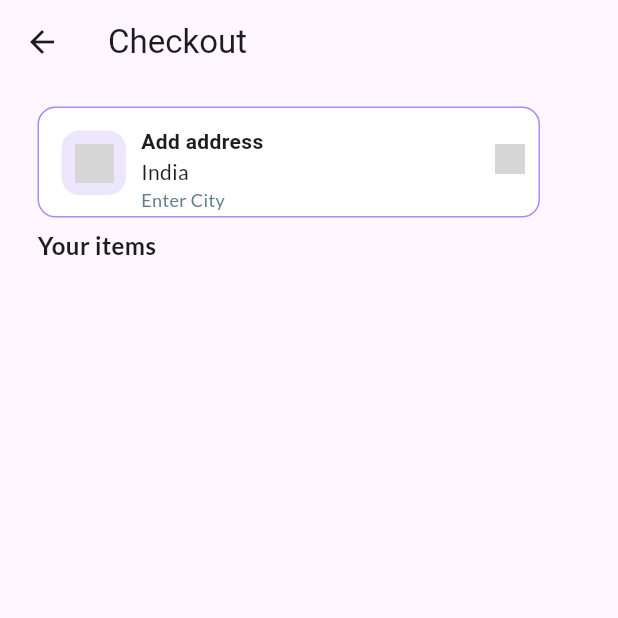
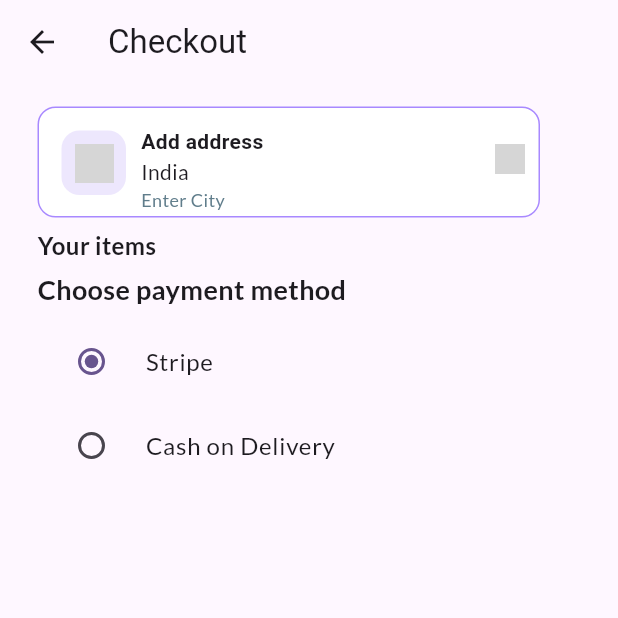
Before and after one commit to Shamimkhan1406/Cartify, a Flutter app: the CheckoutScreen screen opened directly, on a phone screen of 412 x 824 dp, the top half of it. Run offline on Flutter 3.47's test engine with Material 3 defaults, Android fonts, the phone set to English and light mode, and no system bars; our stand-ins replace flutter_dotenv, flutter_riverpod, google_fonts, shared_preferences; accounts and stored records are empty; network calls fail; grey boxes are pictures that could not be loaded.

Commit message:
payment method option

```diff
--- a/lib/views/screens/detail/screens/checkout_screen.dart
+++ b/lib/views/screens/detail/screens/checkout_screen.dart
@@ -11,6 +11,7 @@ class CheckoutScreen extends ConsumerStatefulWidget {
 }
 
 class _CheckoutScreenState extends ConsumerState<CheckoutScreen> {
+  String selectedPaymentMethod = 'stripe'; // Default payment method
   @override
   Widget build(BuildContext context) {
     // Fetch the cart items from the cart provider
@@ -290,6 +291,48 @@ class _CheckoutScreenState extends ConsumerState<CheckoutScreen> {
                   },
                 ),
               ),
+              //SizedBox(height: 10),
+              Text(
+                'Choose payment method',
+                style: GoogleFonts.lato(
+                  fontSize: 18,
+                  fontWeight: FontWeight.bold,
+                  height: 1.1,
+                ),
+              ),
+              SizedBox(height: 10),
+              RadioListTile<String>(
+                title: Text(
+                  'Stripe',
+                  style: GoogleFonts.lato(
+                    fontSize: 16,
+                    fontWeight: FontWeight.w500,
+                  ),
+                ),
+                value: 'stripe',
+                groupValue: selectedPaymentMethod,
+                onChanged: (String?value) {
+                  setState(() {
+                    selectedPaymentMethod = value!;
+                  });
+                },
+              ),
+              RadioListTile<String>(
+                title: Text(
+                  'Cash on Delivery',
+                  style: GoogleFonts.lato(
+                    fontSize: 16,
+                    fontWeight: FontWeight.w500,
+                  ),
+                ),
+                value: 'cashOnDelivery',
+                groupValue: selectedPaymentMethod,
+                onChanged: (String?value) {
+                  setState(() {
+                    selectedPaymentMethod = value!;
+                  });
+                },
+              ),
             ],
           ),
         ),
```
